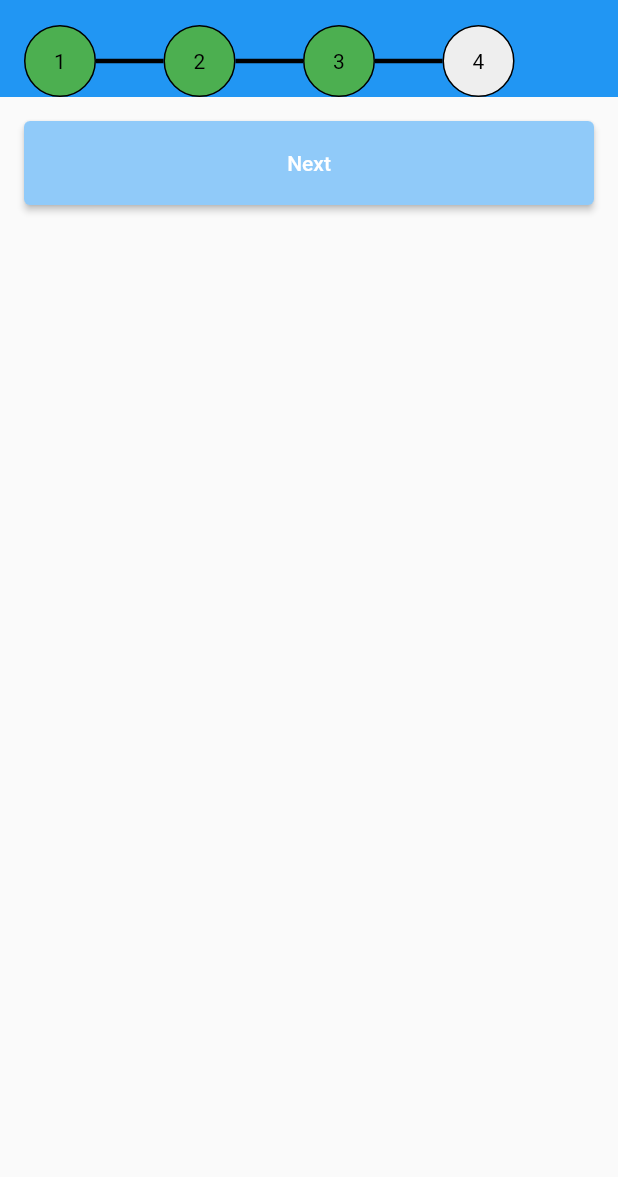
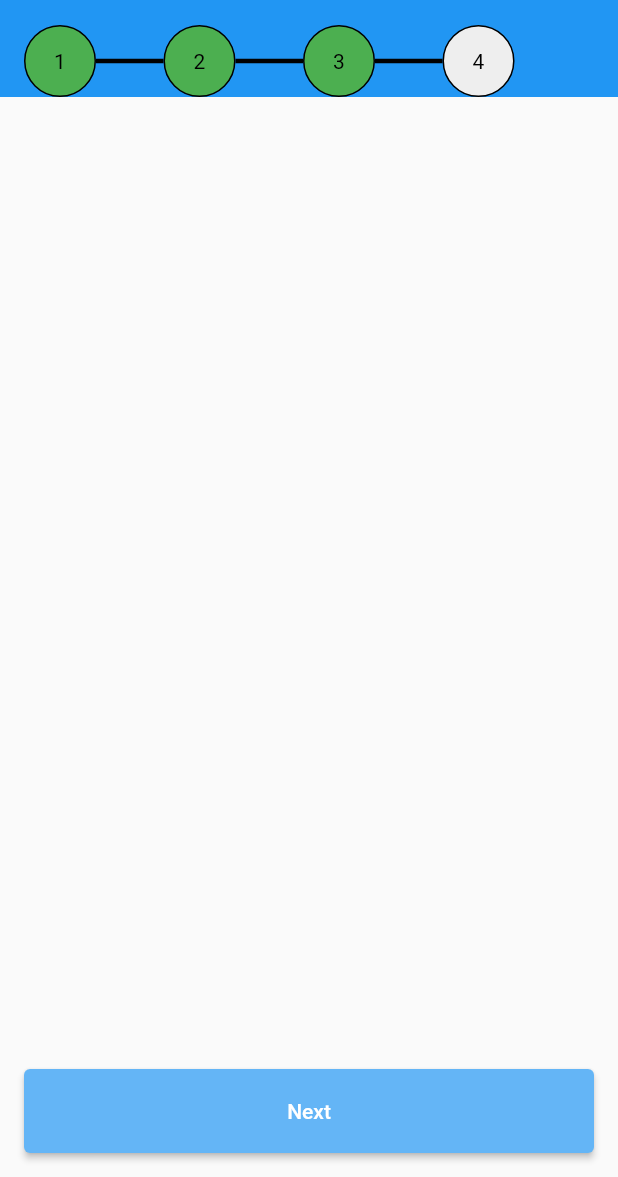
Before and after one commit to sonasetiana/DKatalis-TakeHomeTest, a Flutter app: the PersonalInformation screen opened directly, after a tap on "Next", on a phone screen of 412 x 824 dp, the part 59-1236 px from its top. Run offline on Flutter 3.47's test engine with Material 2 defaults, Android fonts, the phone set to English and light mode, and no system bars; missing offline and left inert: dart:ffi.

Commit message:
create Widget for next button, create utility for navigation push

```diff
--- /dev/null
+++ b/lib/utils/navigation_utils.dart
@@ -0,0 +1,7 @@
+import 'package:flutter/material.dart';
+
+navigatePush(BuildContext context, Widget widget){
+  Navigator.push(context, MaterialPageRoute(builder: (context){
+    return widget;
+  }));
+}
--- a/lib/views/page/register/personal_information.dart
+++ b/lib/views/page/register/personal_information.dart
@@ -1,4 +1,6 @@
+import 'package:dKatalis/utils/navigation_utils.dart';
 import 'package:dKatalis/views/page/register/schedule_video_call.dart';
+import 'package:dKatalis/views/widget/button_widget.dart';
 import 'package:dKatalis/views/widget/time_line.dart';
 import 'package:flutter/cupertino.dart';
 import 'package:flutter/material.dart';
@@ -14,23 +16,13 @@ class PersonalInformation extends StatelessWidget{
       ),
       body: Column(
         children: [
-          TimeLine(2, 4),
-          Padding(
-            padding: const EdgeInsets.all(16.0),
-            child: ElevatedButton(
-                style: ElevatedButton.styleFrom(
-                    primary: Colors.blue[200],
-                    minimumSize: Size(double.infinity, 56)
-                ),
-                child: Text("Next"),
-                onPressed: (){
-                  Navigator.push(context, MaterialPageRoute(builder: (context){
-                    return ScheduleVideoCall();
-                  }));
-                }),
-          )
+          TimeLine(2, 4)
         ],
       ),
+      floatingActionButton: NextButton(() => {
+          navigatePush(context, ScheduleVideoCall())
+        }),
+      floatingActionButtonLocation: FloatingActionButtonLocation.centerFloat
     );
   }
 }
--- a/lib/views/page/register/schedule_video_call.dart
+++ b/lib/views/page/register/schedule_video_call.dart
@@ -1,4 +1,5 @@
 import 'package:dKatalis/views/page/register/register_page.dart';
+import 'package:dKatalis/views/widget/button_widget.dart';
 import 'package:dKatalis/views/widget/time_line.dart';
 import 'package:flutter/cupertino.dart';
 import 'package:flutter/material.dart';
@@ -14,23 +15,13 @@ class ScheduleVideoCall extends StatelessWidget{
       ),
       body: Column(
         children: [
-          TimeLine(3, 4),
-          Padding(
-            padding: const EdgeInsets.all(16.0),
-            child: ElevatedButton(
-                style: ElevatedButton.styleFrom(
-                    primary: Colors.blue[200],
-                    minimumSize: Size(double.infinity, 56)
-                ),
-                child: Text("Next"),
-                onPressed: (){
-                  Navigator.push(context, MaterialPageRoute(builder: (context){
-                    return RegisterPage();
-                  }));
-                }),
-          )
+          TimeLine(3, 4)
         ],
       ),
+      floatingActionButton: NextButton(() => {
+
+      }),
+      floatingActionButtonLocation: FloatingActionButtonLocation.centerFloat
     );
   }
 }
--- /dev/null
+++ b/lib/views/widget/button_widget.dart
@@ -0,0 +1,24 @@
+
+import 'dart:ffi';
+
+import 'package:flutter/material.dart';
+
+class NextButton extends StatelessWidget{
+  final VoidCallback callback;
+
+  NextButton(this.callback);
+
+  @override
+  Widget build(BuildContext context) {
+    return Padding(
+      padding: const EdgeInsets.symmetric(horizontal: 16.0),
+      child: ElevatedButton(
+          style: ElevatedButton.styleFrom(
+              primary: Colors.blue[300],
+              minimumSize: Size(double.infinity, 56)
+          ),
+          child: Text("Next"),
+          onPressed: callback),
+    );
+  }
+}
```
Also changed, not shown: lib/views/page/register/input_password.dart (+8 -15 lines), lib/views/page/register/register_page.dart (+6 -15 lines).
